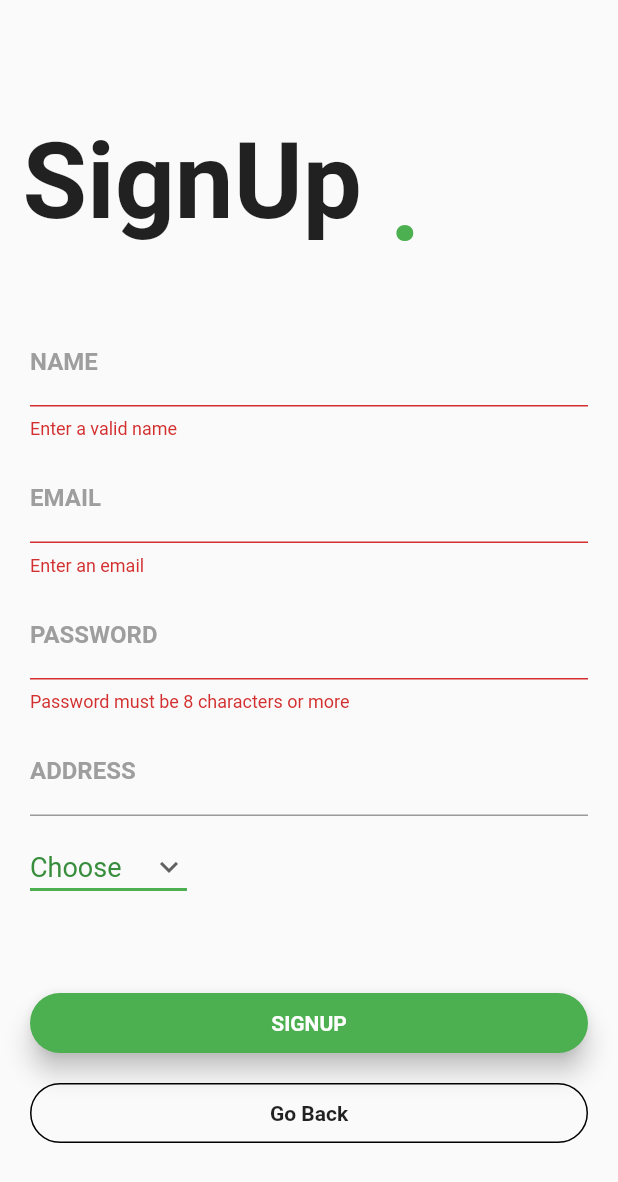
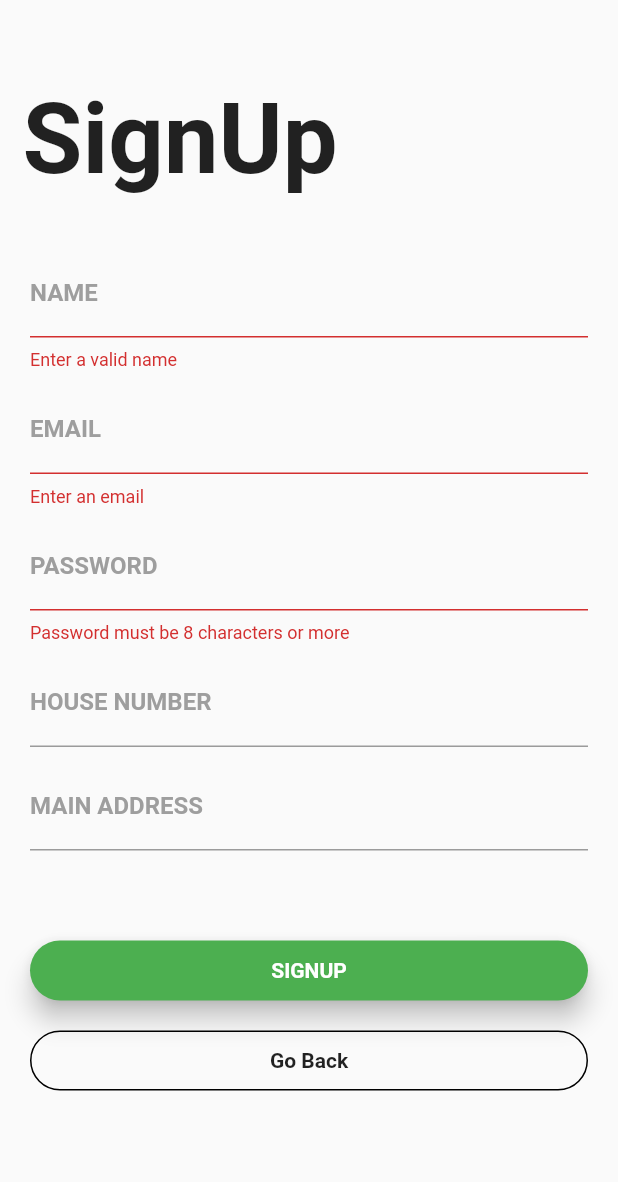
Before and after one commit to KailashKS/eShop_App, a Flutter app: the SignupPage screen opened directly, after a tap on "SIGNUP", on a phone screen of 412 x 824 dp. Shown: the top 1182 px of the screen. Run offline on Flutter 3.47's test engine with Material 2 defaults, Android fonts, the phone set to English and light mode, and no system bars; our stand-ins replace cloud_firestore, firebase_auth, flutter_spinkit, material_design_icons_flutter; accounts and stored records are empty; Roboto replaces fonts that are missing (Montserrat).

Commit message:
6th version

```diff
--- a/lib/firstscreen/login.dart
+++ b/lib/firstscreen/login.dart
@@ -64,7 +64,7 @@ class _MyHomePageState extends State<MyHomePage> {
                     Container(
                         padding: EdgeInsets.fromLTRB(15.0, 110.0, 0.0, 0.0),
                         child: Center(
-                          child: Text('SoCure',
+                          child: Text('eShop',
                               style: TextStyle(
                                   fontSize: 80.0,
                                   fontWeight: FontWeight.bold,
@@ -195,7 +195,7 @@ class _MyHomePageState extends State<MyHomePage> {
                 mainAxisAlignment: MainAxisAlignment.center,
                 children: <Widget>[
                   Text(
-                    'New to SoCure?',
+                    'New to eShop?',
                     style: TextStyle(fontFamily: 'Montserrat'),
                   ),
                   SizedBox(width: 5.0),
--- a/lib/firstscreen/signup.dart
+++ b/lib/firstscreen/signup.dart
@@ -17,12 +17,15 @@ class _SignupPageState extends State<SignupPage> {
   String _email;
   String _pass;
   bool loading = false;
-  String _add;
+  String _address1;
+  String _address2;
   String _name;
 
   @override
   Widget build(BuildContext context) {
-    return loading ? Loading() : Scaffold(
+    return loading
+        ? Loading()
+        : Scaffold(
             //resizeToAvoidBottomPadding: false,
             body: SingleChildScrollView(
               child: Column(
@@ -36,23 +39,13 @@ class _SignupPageState extends State<SignupPage> {
                       child: Stack(
                         children: <Widget>[
                           Container(
-                      padding: EdgeInsets.fromLTRB(15.0, 80, 0.0, 0.0),
+                            padding: EdgeInsets.fromLTRB(15.0, 55, 0.0, 0.0),
                             child: Text(
                               'SignUp',
                               style: TextStyle(
-                            fontSize: 70.0, fontWeight: FontWeight.bold),
+                                  fontSize: 65.0, fontWeight: FontWeight.bold),
                             ),
                           ),
-                    Container(
-                      padding: EdgeInsets.fromLTRB(260.0, 95, 0.0, 0.0),
-                      child: Text(
-                        '.',
-                        style: TextStyle(
-                            fontSize: 70.0,
-                            fontWeight: FontWeight.bold,
-                            color: Colors.green),
-                      ),
-                    )
                         ],
                       ),
                     ),
@@ -73,7 +66,8 @@ class _SignupPageState extends State<SignupPage> {
                                         fontWeight: FontWeight.bold,
                                         color: Colors.grey),
                                     focusedBorder: UnderlineInputBorder(
-                                  borderSide: BorderSide(color: Colors.green))),
+                                        borderSide:
+                                            BorderSide(color: Colors.green))),
                                 onChanged: (val) {
                                   setState(() {
                                     _name = val;
@@ -102,8 +96,9 @@ class _SignupPageState extends State<SignupPage> {
                                   }),
                               SizedBox(height: 10.0),
                               TextFormField(
-                            validator: (val) =>
-                            val.length<8 ? "Password must be 8 characters or more" : null,
+                                  validator: (val) => val.length < 8
+                                      ? "Password must be 8 characters or more"
+                                      : null,
                                   decoration: InputDecoration(
                                       labelText: 'PASSWORD ',
                                       labelStyle: TextStyle(
@@ -122,48 +117,73 @@ class _SignupPageState extends State<SignupPage> {
                               SizedBox(height: 10.0),
                               TextFormField(
                                   decoration: InputDecoration(
-                                labelText: 'ADDRESS',
+                                      labelText: 'HOUSE NUMBER',
                                       labelStyle: TextStyle(
                                           fontFamily: 'Montserrat',
                                           fontWeight: FontWeight.bold,
                                           color: Colors.grey),
                                       focusedBorder: UnderlineInputBorder(
-                                    borderSide: BorderSide(color: Colors.green))),
+                                          borderSide:
+                                              BorderSide(color: Colors.green))),
                                   onChanged: (val) {
                                     setState(() {
-                                _add = val;
+                                      _address1 = val;
                                     });
                                   }),
                               SizedBox(
                                 height: 10,
                               ),
-                        Align(
-                          alignment: Alignment.centerLeft,
-                          child: drop(),
+                              TextFormField(
+                                  decoration: InputDecoration(
+                                      labelText: 'MAIN ADDRESS',
+                                      labelStyle: TextStyle(
+                                          fontFamily: 'Montserrat',
+                                          fontWeight: FontWeight.bold,
+                                          color: Colors.grey),
+                                      focusedBorder: UnderlineInputBorder(
+                                          borderSide:
+                                          BorderSide(color: Colors.green))),
+                                  onChanged: (val) {
+                                    setState(() {
+                                      _address2 = val;
+                                    });
+                                  }),
+                              SizedBox(height: 20.0),
+                              SizedBox(
+                                height: 20,
+                                child: Text(
+                                  "$error",
+                                  style: TextStyle(
+                                      fontSize: 15.0, color: Colors.red),
                                 ),
-                        SizedBox(height: 20.0),
-                        SizedBox(height: 20, child: Text("$error", style: TextStyle(fontSize: 15.0, color: Colors.red),),),
-                        SizedBox(height: 20, ),
+                              ),
+                              SizedBox(
+                                height: 20,
+                              ),
                               Container(
                                   height: 40.0,
                                   child: RaisedButton(
                                     elevation: 7.0,
                                     color: Colors.green,
                                     shape: RoundedRectangleBorder(
-                                  borderRadius: BorderRadius.circular(20.0)),
+                                        borderRadius:
+                                            BorderRadius.circular(20.0)),
                                     onPressed: () async {
-                                if (_formKey.currentState.validate() && dropdownValue != 'Choose') {
+                                      if (_formKey.currentState.validate()) {
                                         setState(() {
                                           loading = true;
                                         });
-                                  dynamic result = await _auth.register(_email.trim(), _pass.trim());
-                                  await DatabaseService(uid: result.uid).updateUserData(_name, _email, _add, dropdownValue);
-                                  if(result == null){
+                                        dynamic result = await _auth.register(
+                                            _email.trim(), _pass.trim());
+                                        await DatabaseService(uid: result.uid)
+                                            .updateUserData(_name, _email, _address1,
+                                                _address2);
+                                        if (result == null) {
                                           setState(() {
-                                      error = "Please enter a valid email";
+                                            error =
+                                                "Please enter a valid email";
                                             loading = false;
                                           });
-
                                         }
                                       }
                                     },
@@ -177,7 +197,9 @@ class _SignupPageState extends State<SignupPage> {
                                       ),
                                     ),
                                   )),
-                        SizedBox(height: 20.0,),
+                              SizedBox(
+                                height: 20.0,
+                              ),
                               Container(
                                 height: 40.0,
                                 color: Colors.transparent,
@@ -188,7 +210,8 @@ class _SignupPageState extends State<SignupPage> {
                                           style: BorderStyle.solid,
                                           width: 1.0),
                                       color: Colors.transparent,
-                                borderRadius: BorderRadius.circular(20.0)),
+                                      borderRadius:
+                                          BorderRadius.circular(20.0)),
                                   child: InkWell(
                                     onTap: () {
                                       Navigator.of(context).pop();
@@ -208,41 +231,4 @@ class _SignupPageState extends State<SignupPage> {
                   ]),
             ),
           );
-  }
-
-  DropdownButton drop() {
-    return DropdownButton<String>(
-      value: dropdownValue,
-      icon: Icon(Icons.keyboard_arrow_down),
-      iconSize: 24,
-      elevation: 16,
-      style: TextStyle(color: Colors.green),
-      underline: Container(
-        height: 2,
-        color: Colors.green,
-      ),
-      onChanged: (String newValue) {
-        setState(() {
-          dropdownValue = newValue;
-        });
-      },
-      items: <String>[
-        'Choose',
-        'Customer',
-        'Pharmacy',
-        'Doctor',
-      ].map<DropdownMenuItem<String>>((String value) {
-        return DropdownMenuItem<String>(
-          value: value,
-          child: Text(
-            value,
-            style: TextStyle(
-                color: Colors.green.shade700,
-                fontFamily: 'Montserrat',
-                fontSize: 18),
-          ),
-        );
-      }).toList(),
-    );
-  }
-}
+  }}
```
Also changed, not shown: lib/common_widgets/contact_us.dart (added, +47 -0 lines), lib/common_widgets/drawer.dart (+15 -15 lines), lib/common_widgets/faq.dart (added, +84 -0 lines). Lines whose indentation alone changed are shown as unchanged.
